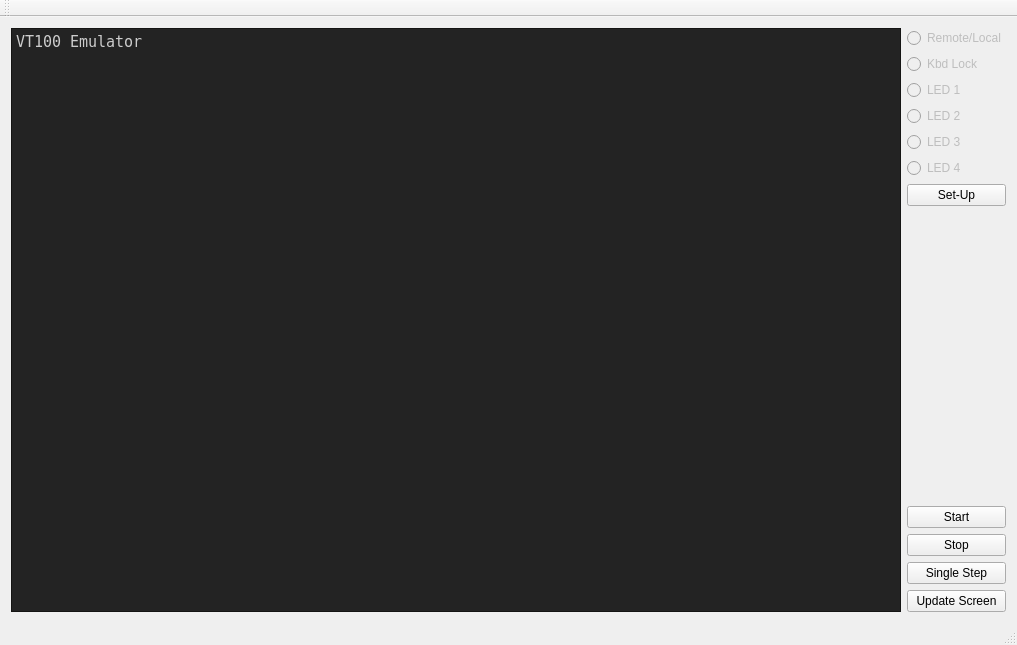
phooky/VT100-Hax, file emulator/qt-vt100/mainwindow.ui: the form before one commit.
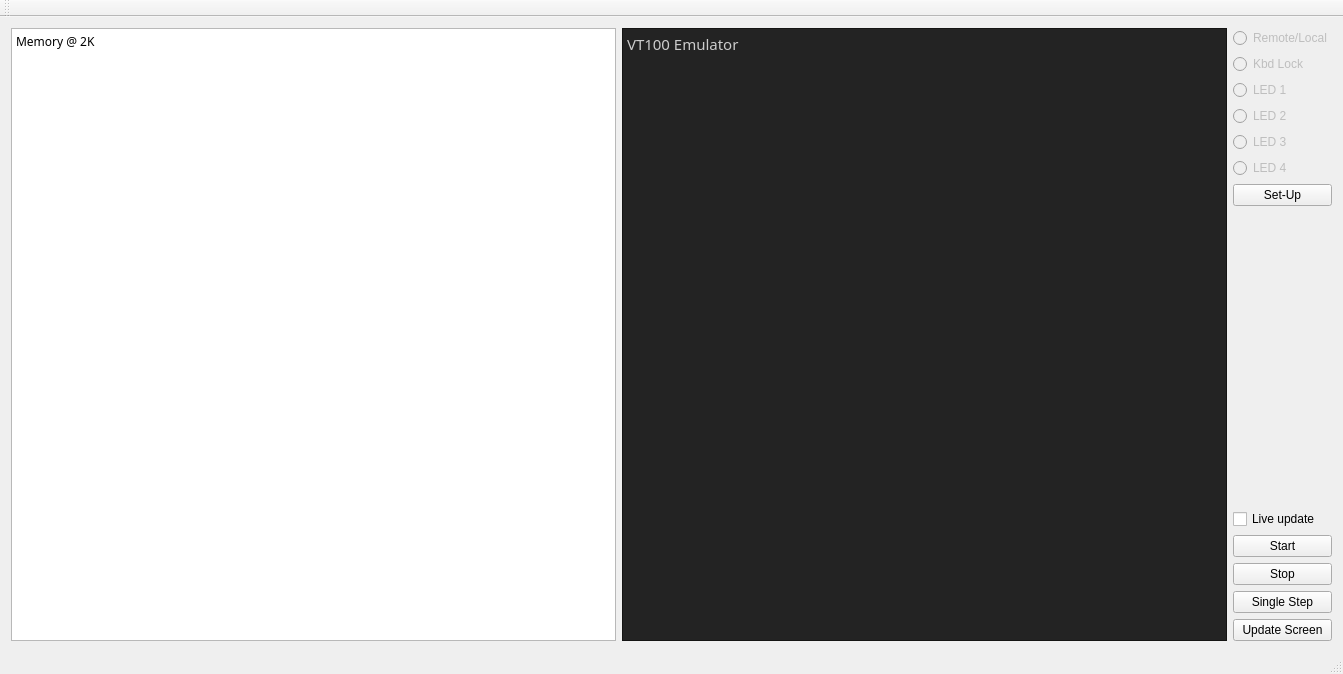
The form after the commit.

What changed in the file:
```diff
--- a/emulator/qt-vt100/mainwindow.ui
+++ b/emulator/qt-vt100/mainwindow.ui
@@ -6,8 +6,8 @@
    <rect>
     <x>0</x>
     <y>0</y>
-    <width>1017</width>
-    <height>645</height>
+    <width>1343</width>
+    <height>674</height>
    </rect>
   </property>
   <property name="windowTitle">
@@ -15,6 +15,22 @@
   </property>
   <widget class="QWidget" name="centralWidget">
    <layout class="QHBoxLayout" name="horizontalLayout">
+    <item>
+     <widget class="QTextBrowser" name="memory">
+      <property name="font">
+       <font>
+        <family>Droid Sans Mono</family>
+       </font>
+      </property>
+      <property name="html">
+       <string>&lt;!DOCTYPE HTML PUBLIC &quot;-//W3C//DTD HTML 4.0//EN&quot; &quot;http://www.w3.org/TR/REC-html40/strict.dtd&quot;&gt;
+&lt;html&gt;&lt;head&gt;&lt;meta name=&quot;qrichtext&quot; content=&quot;1&quot; /&gt;&lt;style type=&quot;text/css&quot;&gt;
+p, li { white-space: pre-wrap; }
+&lt;/style&gt;&lt;/head&gt;&lt;body style=&quot; font-family:'Droid Sans Mono'; font-size:9pt; font-weight:400; font-style:normal;&quot;&gt;
+&lt;p style=&quot; margin-top:0px; margin-bottom:0px; margin-left:0px; margin-right:0px; -qt-block-indent:0; text-indent:0px;&quot;&gt;Memory @ 2K&lt;/p&gt;&lt;/body&gt;&lt;/html&gt;</string>
+      </property>
+     </widget>
+    </item>
     <item>
      <widget class="QTextBrowser" name="screen">
       <property name="palette">
@@ -137,15 +153,16 @@
       </property>
       <property name="font">
        <font>
-        <family>DejaVu Sans Mono</family>
+        <family>Droid Sans Mono</family>
+        <pointsize>8</pointsize>
        </font>
       </property>
       <property name="html">
        <string>&lt;!DOCTYPE HTML PUBLIC &quot;-//W3C//DTD HTML 4.0//EN&quot; &quot;http://www.w3.org/TR/REC-html40/strict.dtd&quot;&gt;
 &lt;html&gt;&lt;head&gt;&lt;meta name=&quot;qrichtext&quot; content=&quot;1&quot; /&gt;&lt;style type=&quot;text/css&quot;&gt;
 p, li { white-space: pre-wrap; }
-&lt;/style&gt;&lt;/head&gt;&lt;body style=&quot; font-family:'DejaVu Sans Mono'; font-size:9pt; font-weight:400; font-style:normal;&quot;&gt;
-&lt;p style=&quot; margin-top:0px; margin-bottom:0px; margin-left:0px; margin-right:0px; -qt-block-indent:0; text-indent:0px;&quot;&gt;&lt;span style=&quot; font-size:11pt;&quot;&gt;VT100 Emulator&lt;/span&gt;&lt;/p&gt;&lt;/body&gt;&lt;/html&gt;</string>
+&lt;/style&gt;&lt;/head&gt;&lt;body style=&quot; font-family:'Droid Sans Mono'; font-size:8pt; font-weight:400; font-style:normal;&quot;&gt;
+&lt;p style=&quot; margin-top:0px; margin-bottom:0px; margin-left:0px; margin-right:0px; -qt-block-indent:0; text-indent:0px;&quot;&gt;&lt;span style=&quot; font-family:'DejaVu Sans Mono'; font-size:11pt;&quot;&gt;VT100 Emulator&lt;/span&gt;&lt;/p&gt;&lt;/body&gt;&lt;/html&gt;</string>
       </property>
      </widget>
     </item>
@@ -264,6 +281,13 @@
         </property>
        </spacer>
       </item>
+      <item>
+       <widget class="QCheckBox" name="liveCheckbox">
+        <property name="text">
+         <string>Live update</string>
+        </property>
+       </widget>
+      </item>
       <item>
        <widget class="QPushButton" name="startButton">
         <property name="text">
```
Left out of the diff: 2 changed lines with no effect on the pictures.
